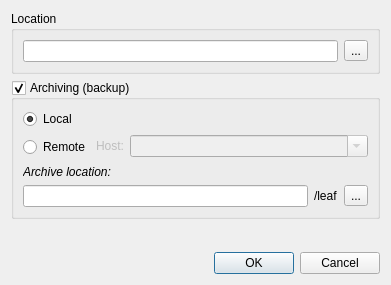
This is src/App/NewBookDialog.ui in wagenadl/notedeln as Qt 5 draws it before an edit. The edited form follows.
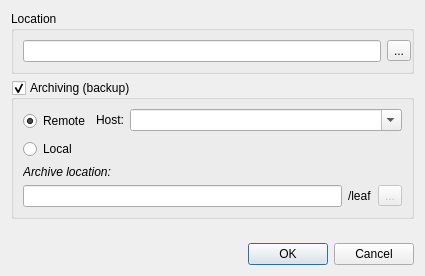
This is the edited form.

Diff of the .ui file:
```diff
--- a/src/App/NewBookDialog.ui
+++ b/src/App/NewBookDialog.ui
@@ -6,8 +6,8 @@
    <rect>
     <x>0</x>
     <y>0</y>
-    <width>391</width>
-    <height>285</height>
+    <width>425</width>
+    <height>276</height>
    </rect>
   </property>
   <property name="windowTitle">
@@ -20,6 +20,9 @@
       <string>Location</string>
      </property>
      <layout class="QHBoxLayout" name="horizontalLayout_2">
+      <property name="rightMargin">
+       <number>0</number>
+      </property>
       <item>
        <widget class="QLineEdit" name="location"/>
       </item>
@@ -38,6 +41,9 @@
      <property name="title">
       <string>Archiving (backup)</string>
      </property>
+     <property name="flat">
+      <bool>false</bool>
+     </property>
      <property name="checkable">
       <bool>true</bool>
      </property>
@@ -51,27 +57,20 @@
          <property name="margin">
           <number>0</number>
          </property>
-         <item row="0" column="0">
-          <widget class="QRadioButton" name="local">
-           <property name="text">
-            <string>Local</string>
-           </property>
-           <property name="checked">
-            <bool>true</bool>
-           </property>
-          </widget>
-         </item>
          <item row="1" column="0">
           <widget class="QRadioButton" name="remote">
            <property name="text">
             <string>Remote</string>
            </property>
+           <property name="checked">
+            <bool>true</bool>
+           </property>
           </widget>
          </item>
          <item row="1" column="1">
           <widget class="QWidget" name="widget_4" native="true">
            <property name="enabled">
-            <bool>false</bool>
+            <bool>true</bool>
            </property>
            <layout class="QHBoxLayout" name="horizontalLayout_5">
             <property name="leftMargin">
@@ -115,6 +114,16 @@
            </layout>
           </widget>
          </item>
+         <item row="2" column="0">
+          <widget class="QRadioButton" name="local">
+           <property name="text">
+            <string>Local</string>
+           </property>
+           <property name="checked">
+            <bool>false</bool>
+           </property>
+          </widget>
+         </item>
         </layout>
        </widget>
       </item>
@@ -148,6 +157,9 @@
          </item>
          <item>
           <widget class="QToolButton" name="abrowse">
+           <property name="enabled">
+            <bool>false</bool>
+           </property>
            <property name="text">
             <string>...</string>
            </property>
```
Left out of the diff: 1 changed line with no effect on the pictures.
